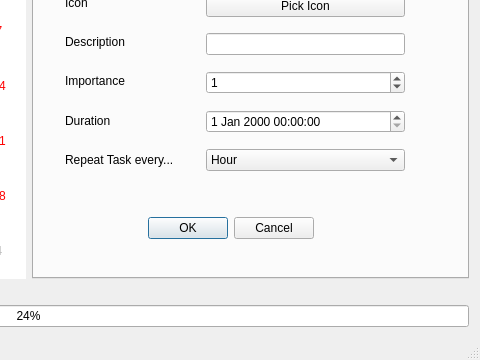
Before: the Qt Designer form PersonalPlanner/mainwindow.ui in sabrine-gamdou/PersonalPlanner, drawn with Qt 5; both pictures show x 423 to 903 and y 177 to 537 of the 903 by 537 pixel window.
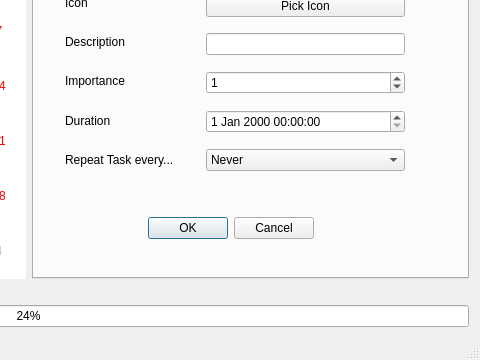
After: the same form once the commit is applied.

Commit message: Creating task on GUI Problems with taskID

The edit to the form file:
```diff
--- a/PersonalPlanner/mainwindow.ui
+++ b/PersonalPlanner/mainwindow.ui
@@ -143,6 +143,11 @@
            </item>
            <item>
             <widget class="QComboBox" name="repeatCb">
+             <item>
+              <property name="text">
+               <string>Never</string>
+              </property>
+             </item>
              <item>
               <property name="text">
                <string>Hour</string>
```
The commit also changes 6 other files.
